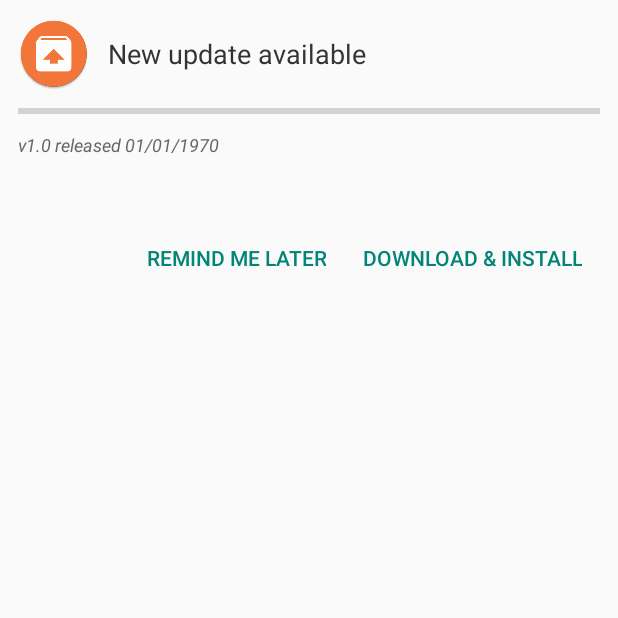
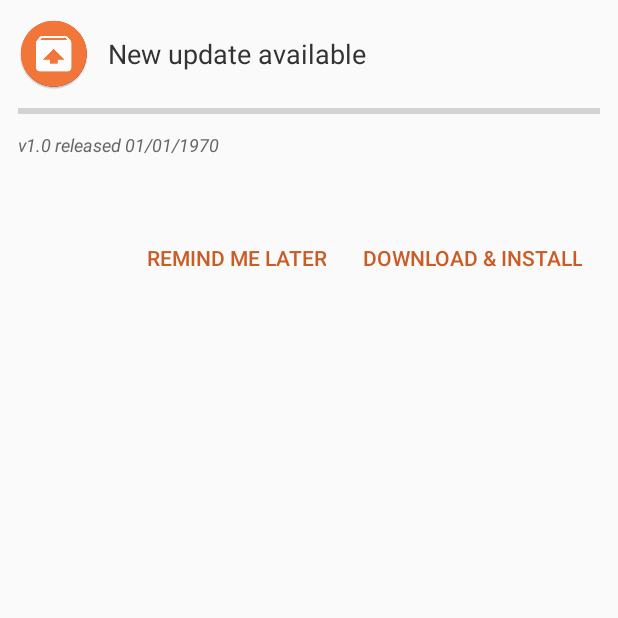
Before and after one commit to 7LPdWcaW/GrowUpdater-Android, an Android app: the DownloadActivity screen opened directly, with no data from a screen before it, on a phone screen of 412 x 824 dp, the top half of it. Run offline under Robolectric (Android 15) with nearby library versions, the phone set to English and light mode, and no system bars; libraries missing offline, so code that uses them is left out: com.loopj.android, cz.msebera.android; 2 statements that could not run were skipped.

Commit message:
Updated style

```diff
--- a/app/src/main/res/values/styles.xml
+++ b/app/src/main/res/values/styles.xml
@@ -2,10 +2,13 @@
 
 <resources>
 	<style name="AppTheme" parent="Theme.AppCompat.Light.DarkActionBar">
-		<item name="android:colorPrimary">#48BEFF</item>
-		<item name="android:colorPrimaryDark">#358ebf</item>
+		<item name="android:colorPrimary">#F4773A</item>
+		<item name="android:colorPrimaryDark">#ca5c26</item>
+		<item name="android:colorSecondary">#ca5c26</item>
+		<item name="android:colorAccent">#ca5c26</item>
 
-		<item name="colorPrimary">#48BEFF</item>
-		<item name="colorPrimaryDark">#358ebf</item>
+		<item name="colorPrimary">#F4773A</item>
+		<item name="colorPrimaryDark">#ca5c26</item>
+		<item name="colorAccent">#ca5c26</item>
 	</style>
 </resources>
```
